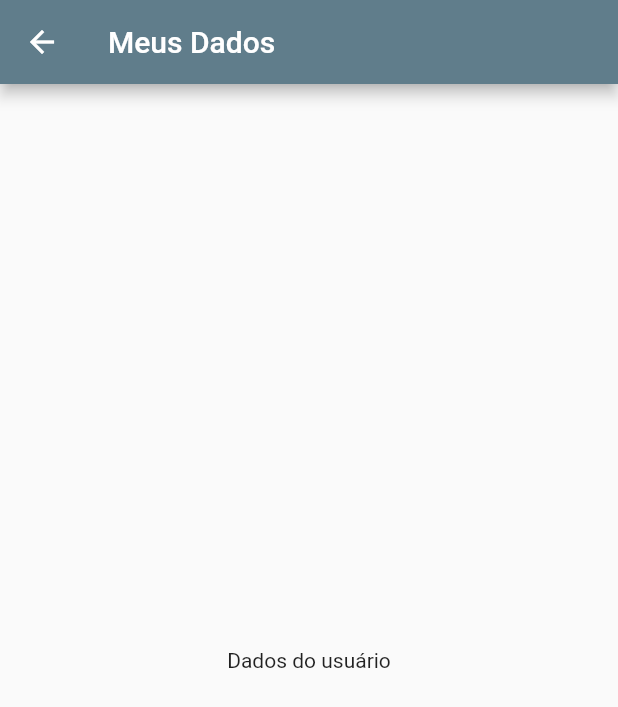
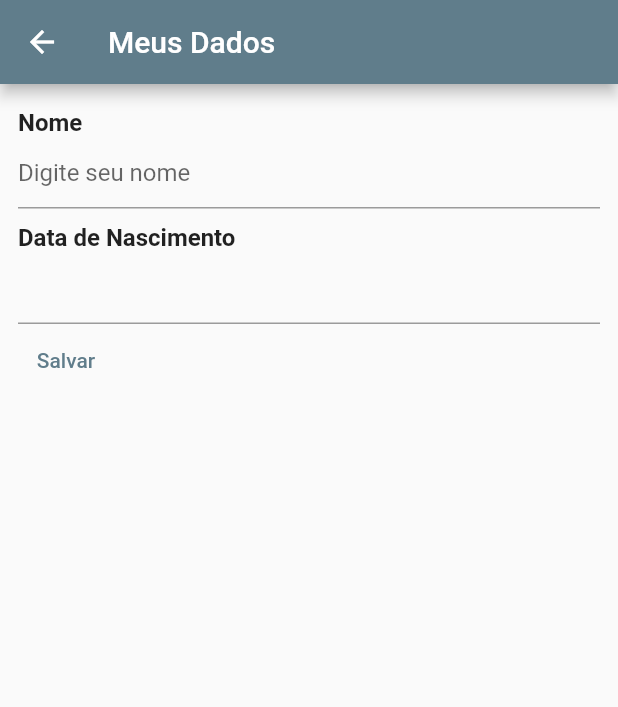
Before and after one commit to MarcusVNT/trilhaapp, a Flutter app: the MainPage screen opened directly, in the side drawer, after a tap on "Meus Dados", on a phone screen of 412 x 824 dp. Shown: the top 707 px of the screen. Run offline on Flutter 3.47's test engine with Material 2 defaults, Android fonts, the phone set to English and light mode, and no system bars; our stand-ins replace google_fonts; network calls fail.

Commit message:
Add name and birthdate in the registration data page

```diff
--- a/lib/pages/main_page.dart
+++ b/lib/pages/main_page.dart
@@ -35,9 +35,7 @@ class _MainPageState extends State<MainPage> {
                   Navigator.push(
                       context,
                       MaterialPageRoute(
-                          builder: (context) => const RegistrationData(
-                                texto: "Meus Dados",
-                              )));
+                          builder: (context) => const RegistrationData()));
                 },
               ),
               const Divider(),
--- a/lib/pages/registration_data.dart
+++ b/lib/pages/registration_data.dart
@@ -1,18 +1,63 @@
 import 'package:flutter/material.dart';
+import 'package:trilhaapp/shared_widgets/text_label.dart';
 
-class RegistrationData extends StatelessWidget {
-  final String texto;
-  const RegistrationData({Key? key, required this.texto}) : super(key: key);
+class RegistrationData extends StatefulWidget {
+  const RegistrationData({Key? key}) : super(key: key);
+
+  @override
+  State<RegistrationData> createState() => _RegistrationDataState();
+}
+
+class _RegistrationDataState extends State<RegistrationData> {
+  var nomeController = TextEditingController(text: "");
+  var dataNascimentoController = TextEditingController(text: "");
+  DateTime? dataNascimento;
 
   @override
   Widget build(BuildContext context) {
     return Scaffold(
-      appBar: AppBar(
-        title: Text(texto),
-      ),
-      body: const Center(
-        child: Text("Dados do usuário"),
-      ),
-    );
+        appBar: AppBar(
+          title: const Text("Meus Dados"),
+        ),
+        body: Padding(
+          padding: const EdgeInsets.symmetric(horizontal: 12, vertical: 16),
+          child: Column(
+            crossAxisAlignment: CrossAxisAlignment.start,
+            children: [
+              const TextLabel(texto: "Nome"),
+              TextField(
+                controller: nomeController,
+                decoration: const InputDecoration(
+                  hintText: "Digite seu nome",
+                ),
+              ),
+              const SizedBox(height: 10),
+              const TextLabel(texto: "Data de Nascimento"),
+              TextField(
+                controller: dataNascimentoController,
+                readOnly: true,
+                onTap: () async {
+                  var data = await showDatePicker(
+                    context: context,
+                    initialDate: DateTime(2024, 1, 1),
+                    firstDate: DateTime(1950),
+                    lastDate: DateTime(2057),
+                  );
+                  if (data != null) {
+                    dataNascimentoController.text =
+                        "${data.day}/${data.month}/${data.year}";
+                    dataNascimento = data;
+                  }
+                },
+              ),
+              TextButton(
+                  onPressed: () {
+                    print(nomeController.text);
+                    print(dataNascimento.toString());
+                  },
+                  child: const Text("Salvar")),
+            ],
+          ),
+        ));
   }
 }
--- /dev/null
+++ b/lib/shared_widgets/text_label.dart
@@ -0,0 +1,13 @@
+import 'package:flutter/material.dart';
+
+class TextLabel extends StatelessWidget {
+  final String texto;
+
+  const TextLabel({super.key, required this.texto});
+
+  @override
+  Widget build(BuildContext context) {
+    return Text(texto,
+        style: const TextStyle(fontSize: 16, fontWeight: FontWeight.w600));
+  }
+}
```
